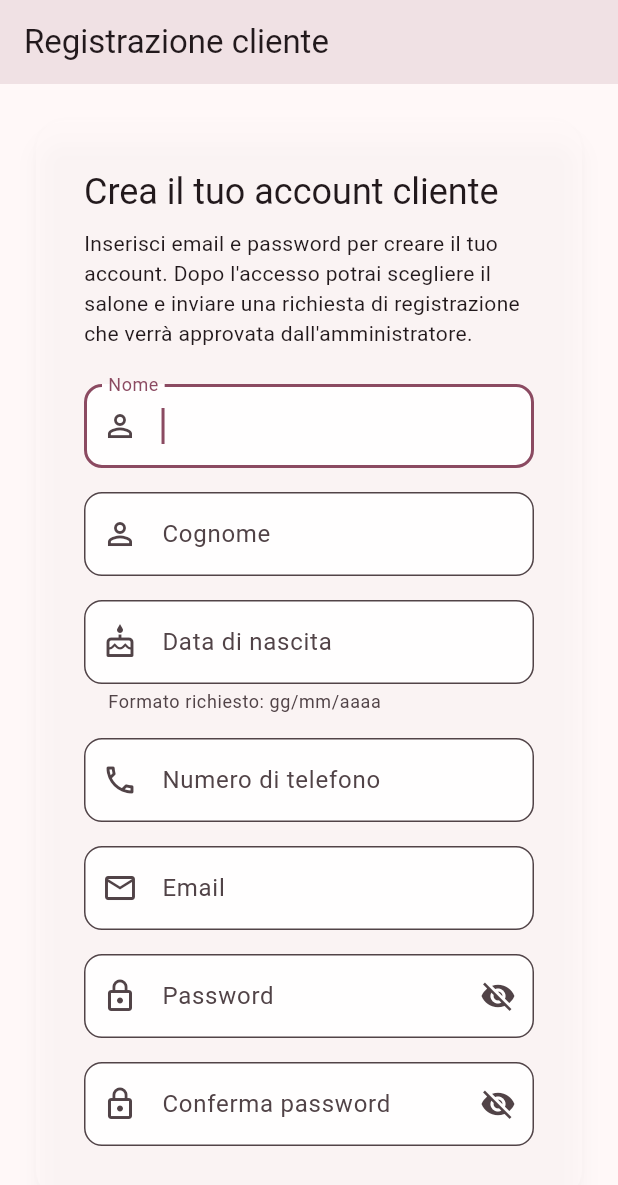
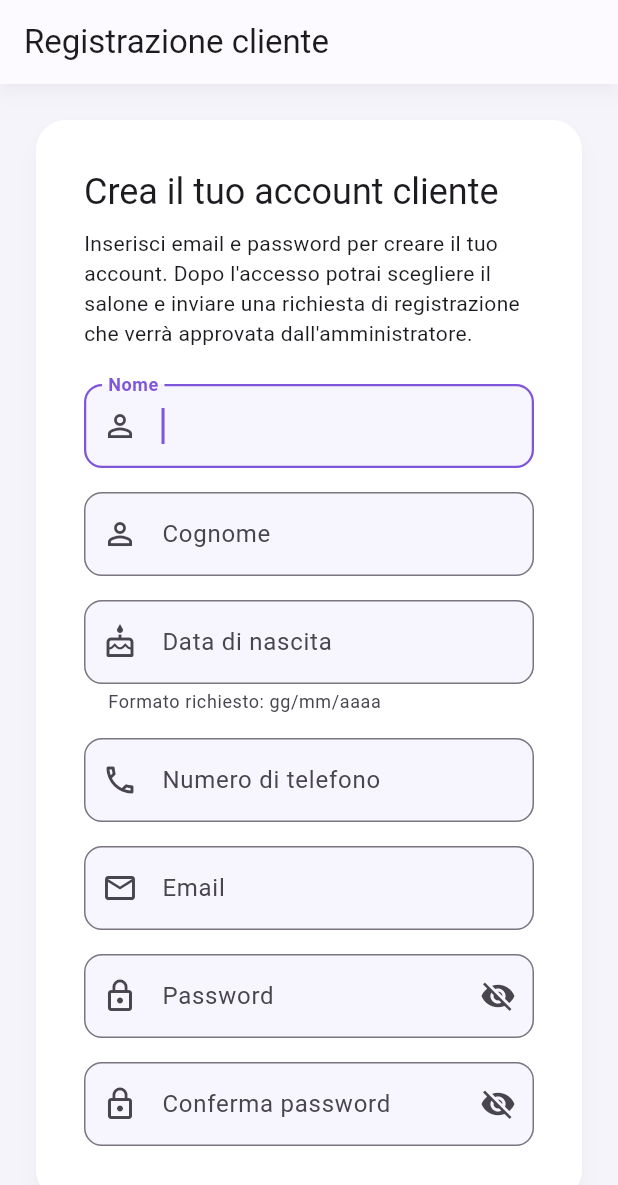
Before and after one commit to CiviEnzo/CIVIAPP, a Flutter app: the screen it shows after launch, after a tap on "Accedi", after a tap on "Registrati come cliente", on a phone screen of 412 x 824 dp. Shown: the top 1185 px of the screen. Run offline on Flutter 3.47's test engine with Material 3 defaults, Android fonts, the light colour scheme and no system bars; our stand-ins replace cloud_firestore, cloud_functions, csv, file_picker, firebase_auth, firebase_core and 9 more; missing offline and left inert: firebase_in_app_messaging, flutter_app_badger, flutter_stripe; accounts and stored records are empty.

Commit message:
Cambio tema OK

```diff
--- a/lib/app/app.dart
+++ b/lib/app/app.dart
@@ -1,9 +1,155 @@
 import 'package:you_book/app/providers.dart';
 import 'package:you_book/domain/entities/user_role.dart';
-import 'package:you_book/services/notifications/notification_service.dart';
 import 'package:flutter/material.dart';
 import 'package:flutter_localizations/flutter_localizations.dart';
 import 'package:flutter_riverpod/flutter_riverpod.dart';
+import 'package:you_book/services/notifications/notification_service.dart';
+
+const ColorScheme _lightAdminColorScheme = ColorScheme(
+  brightness: Brightness.light,
+  primary: Color(0xFF7F56D9),
+  onPrimary: Colors.white,
+  primaryContainer: Color(0xFFE9DDFF),
+  onPrimaryContainer: Color(0xFF23005A),
+  secondary: Color(0xFF2FA58D),
+  onSecondary: Colors.white,
+  secondaryContainer: Color(0xFFC5F4E6),
+  onSecondaryContainer: Color(0xFF062E24),
+  tertiary: Color(0xFFE8873A),
+  onTertiary: Colors.white,
+  tertiaryContainer: Color(0xFFFFE3C6),
+  onTertiaryContainer: Color(0xFF301500),
+  error: Color(0xFFBA1A1A),
+  onError: Colors.white,
+  errorContainer: Color(0xFFFFDAD6),
+  onErrorContainer: Color(0xFF410002),
+  background: Color(0xFFF6F4FB),
+  onBackground: Color(0xFF1D1B20),
+  surface: Color(0xFFFCFAFF),
+  onSurface: Color(0xFF1D1B20),
+  surfaceVariant: Color(0xFFE5E0EC),
+  onSurfaceVariant: Color(0xFF49454F),
+  outline: Color(0xFF7A7580),
+  outlineVariant: Color(0xFFCBC4D0),
+  shadow: Colors.black,
+  scrim: Colors.black,
+  inverseSurface: Color(0xFF312F35),
+  onInverseSurface: Color(0xFFF4EFF5),
+  inversePrimary: Color(0xFFD3C1FF),
+  surfaceTint: Color(0xFF7F56D9),
+);
+
+const ColorScheme _darkAdminColorScheme = ColorScheme(
+  brightness: Brightness.dark,
+  primary: Color(0xFFD3C1FF),
+  onPrimary: Color(0xFF381E72),
+  primaryContainer: Color(0xFF4F3790),
+  onPrimaryContainer: Color(0xFFE9DDFF),
+  secondary: Color(0xFF7FD8C4),
+  onSecondary: Color(0xFF00382C),
+  secondaryContainer: Color(0xFF005143),
+  onSecondaryContainer: Color(0xFFC5F4E6),
+  tertiary: Color(0xFFFFB77C),
+  onTertiary: Color(0xFF4F1F00),
+  tertiaryContainer: Color(0xFF6C3200),
+  onTertiaryContainer: Color(0xFFFFE3C6),
+  error: Color(0xFFFFB4AB),
+  onError: Color(0xFF690005),
+  errorContainer: Color(0xFF93000A),
+  onErrorContainer: Color(0xFFFFDAD6),
+  background: Color(0xFF15131A),
+  onBackground: Color(0xFFE5E1EA),
+  surface: Color(0xFF1A1721),
+  onSurface: Color(0xFFE5E1EA),
+  surfaceVariant: Color(0xFF4A4453),
+  onSurfaceVariant: Color(0xFFCAC4D3),
+  outline: Color(0xFF958F9F),
+  outlineVariant: Color(0xFF4A4453),
+  shadow: Colors.black,
+  scrim: Colors.black,
+  inverseSurface: Color(0xFFE5E1EA),
+  onInverseSurface: Color(0xFF2E2B33),
+  inversePrimary: Color(0xFF7F56D9),
+  surfaceTint: Color(0xFFD3C1FF),
+);
+
+Color _blendColor(Color base, Color overlay, double opacity) {
+  return Color.alphaBlend(overlay.withOpacity(opacity), base);
+}
+
+class _AdminPalette {
+  const _AdminPalette({
+    required this.scheme,
+    required this.background,
+    required this.surface,
+    required this.card,
+    required this.icon,
+    required this.iconMuted,
+    required this.shadow,
+    required this.fieldFill,
+    required this.drawerBackground,
+    required this.menuBackground,
+  });
+
+  final ColorScheme scheme;
+  final Color background;
+  final Color surface;
+  final Color card;
+  final Color icon;
+  final Color iconMuted;
+  final Color shadow;
+  final Color fieldFill;
+  final Color drawerBackground;
+  final Color menuBackground;
+
+  static _AdminPalette resolve(Brightness brightness) {
+    if (brightness == Brightness.light) {
+      const scheme = _lightAdminColorScheme;
+      return _AdminPalette(
+        scheme: scheme,
+        background: scheme.background,
+        surface: scheme.surface,
+        card: Colors.white,
+        icon: scheme.onSurface,
+        iconMuted: scheme.onSurfaceVariant,
+        shadow: Colors.black.withOpacity(0.14),
+        fieldFill: _blendColor(Colors.white, scheme.primary, 0.06),
+        drawerBackground: _blendColor(
+          scheme.background,
+          scheme.secondaryContainer,
+          0.12,
+        ),
+        menuBackground: _blendColor(
+          scheme.surface,
+          scheme.surfaceVariant,
+          0.08,
+        ),
+      );
+    }
+
+    const scheme = _darkAdminColorScheme;
+    return _AdminPalette(
+      scheme: scheme,
+      background: scheme.background,
+      surface: scheme.surface,
+      card: _blendColor(scheme.surface, scheme.onSurface, 0.08),
+      icon: scheme.onSurface,
+      iconMuted: scheme.onSurfaceVariant,
+      shadow: Colors.black.withOpacity(0.46),
+      fieldFill: _blendColor(scheme.surface, scheme.surfaceVariant, 0.18),
+      drawerBackground: _blendColor(
+        scheme.surface,
+        scheme.secondaryContainer,
+        0.16,
+      ),
+      menuBackground: _blendColor(
+        scheme.surface,
+        scheme.surfaceVariant,
+        0.18,
+      ),
+    );
+  }
+}
 
 class CiviApp extends ConsumerWidget {
   const CiviApp({super.key});
@@ -58,68 +204,62 @@ class CiviApp extends ConsumerWidget {
   }
 
   ThemeData _buildTheme(Brightness brightness) {
-    final isLight = brightness == Brightness.light;
-    final colorScheme = ColorScheme.fromSeed(
-      seedColor: isLight ? const Color(0xFFF48FB1) : const Color(0xFFAD1457),
-      brightness: brightness,
-    );
+    final palette = _AdminPalette.resolve(brightness);
+    final colorScheme = palette.scheme;
 
     return ThemeData(
       colorScheme: colorScheme,
       useMaterial3: true,
+      scaffoldBackgroundColor: palette.background,
+      canvasColor: palette.background,
 
       appBarTheme: AppBarTheme(
-        backgroundColor: colorScheme.surface,
-        elevation: 10,
+        backgroundColor: palette.surface,
+        elevation: 4,
+        scrolledUnderElevation: 8,
         foregroundColor: colorScheme.onSurface,
+        surfaceTintColor: Colors.transparent,
+        shadowColor: palette.shadow,
       ),
 
       iconTheme: IconThemeData(
-        color: isLight ? Colors.black87 : Colors.white70,
+        color: palette.icon,
         size: 24,
       ),
 
       cardTheme: CardTheme(
         elevation: 6,
         margin: const EdgeInsets.all(12),
-        color:
-            isLight
-                ? colorScheme.surface.withOpacity(0.6)
-                : colorScheme.surface.withOpacity(0.4),
-        shadowColor: Colors.black.withOpacity(0.2),
+        color: palette.card,
+        shadowColor: palette.shadow,
         surfaceTintColor: Colors.transparent,
         shape: RoundedRectangleBorder(borderRadius: BorderRadius.circular(20)),
       ),
 
       elevatedButtonTheme: ElevatedButtonThemeData(
         style: ElevatedButton.styleFrom(
-          foregroundColor: Colors.white,
-          backgroundColor:
-              isLight ? const Color(0xFFF7ADC9) : const Color(0xFFCB8CA7),
+          foregroundColor: colorScheme.onSecondaryContainer,
+          backgroundColor: colorScheme.secondaryContainer,
           padding: const EdgeInsets.symmetric(horizontal: 20, vertical: 14),
           shape: RoundedRectangleBorder(
             borderRadius: BorderRadius.circular(12),
           ),
-          elevation: 3,
+          elevation: brightness == Brightness.light ? 2 : 0,
           textStyle: const TextStyle(fontWeight: FontWeight.w600),
         ),
       ),
 
       textButtonTheme: TextButtonThemeData(
         style: TextButton.styleFrom(
-          foregroundColor:
-              isLight ? const Color(0xFFE57AA3) : const Color(0xFFF9B7CD),
+          foregroundColor: colorScheme.primary,
           textStyle: const TextStyle(fontWeight: FontWeight.w600),
         ),
       ),
 
       outlinedButtonTheme: OutlinedButtonThemeData(
         style: OutlinedButton.styleFrom(
-          foregroundColor:
-              isLight ? const Color(0xFFE57AA3) : const Color(0xFFF48FB1),
-          side: BorderSide(
-            color: isLight ? const Color(0xFFE57AA3) : const Color(0xFFF48FB1),
-          ),
+          foregroundColor: colorScheme.primary,
+          side: BorderSide(color: colorScheme.primary),
           padding: const EdgeInsets.symmetric(horizontal: 20, vertical: 14),
           shape: RoundedRectangleBorder(
             borderRadius: BorderRadius.circular(12),
@@ -130,9 +270,8 @@ class CiviApp extends ConsumerWidget {
 
       filledButtonTheme: FilledButtonThemeData(
         style: FilledButton.styleFrom(
-          foregroundColor: Colors.white,
-          backgroundColor:
-              isLight ? const Color(0xFFF48FB1) : const Color(0xFFC2185B),
+          foregroundColor: colorScheme.onPrimary,
+          backgroundColor: colorScheme.primary,
           padding: const EdgeInsets.symmetric(horizontal: 20, vertical: 14),
           shape: RoundedRectangleBorder(
             borderRadius: BorderRadius.circular(12),
@@ -142,34 +281,62 @@ class CiviApp extends ConsumerWidget {
       ),
 
       inputDecorationTheme: InputDecorationTheme(
-        border: OutlineInputBorder(borderRadius: BorderRadius.circular(12)),
         filled: true,
-        fillColor: isLight ? Colors.white.withOpacity(0.9) : Colors.white10,
+        fillColor: palette.fieldFill,
+        labelStyle: TextStyle(color: palette.iconMuted),
+        floatingLabelStyle: TextStyle(
+          color: colorScheme.primary,
+          fontWeight: FontWeight.w600,
+        ),
+        border: OutlineInputBorder(
+          borderRadius: BorderRadius.circular(12),
+          borderSide: BorderSide(color: colorScheme.outline),
+        ),
+        enabledBorder: OutlineInputBorder(
+          borderRadius: BorderRadius.circular(12),
+          borderSide: BorderSide(color: colorScheme.outline),
+        ),
+        focusedBorder: OutlineInputBorder(
+          borderRadius: BorderRadius.circular(12),
+          borderSide: BorderSide(color: colorScheme.primary, width: 1.5),
+        ),
       ),
 
       dropdownMenuTheme: DropdownMenuThemeData(
         inputDecorationTheme: InputDecorationTheme(
-          border: OutlineInputBorder(borderRadius: BorderRadius.circular(12)),
+          border: OutlineInputBorder(
+            borderRadius: BorderRadius.circular(12),
+            borderSide: BorderSide(color: colorScheme.outline),
+          ),
+          enabledBorder: OutlineInputBorder(
+            borderRadius: BorderRadius.circular(12),
+            borderSide: BorderSide(color: colorScheme.outline),
+          ),
+          focusedBorder: OutlineInputBorder(
+            borderRadius: BorderRadius.circular(12),
+            borderSide: BorderSide(color: colorScheme.primary, width: 1.5),
+          ),
           filled: true,
-          fillColor: isLight ? Colors.white.withOpacity(0.9) : Colors.white10,
+          fillColor: palette.fieldFill,
         ),
         menuStyle: MenuStyle(
-          backgroundColor: MaterialStateProperty.all(
-            isLight ? Colors.white : const Color(0xFF2D2D2D),
-          ),
+          backgroundColor: MaterialStateProperty.all(palette.menuBackground),
+          shadowColor: MaterialStateProperty.all(palette.shadow),
+          surfaceTintColor: MaterialStateProperty.all(Colors.transparent),
         ),
       ),
 
       drawerTheme: DrawerThemeData(
-        backgroundColor:
-            isLight ? const Color(0xFFFDFDFD) : const Color(0xFF1F1F1F),
-        elevation: 100,
+        backgroundColor: palette.drawerBackground,
+        surfaceTintColor: Colors.transparent,
+        elevation: 16,
         shape: const RoundedRectangleBorder(
           borderRadius: BorderRadius.only(
             topRight: Radius.circular(16),
             bottomRight: Radius.circular(16),
           ),
         ),
+        scrimColor: colorScheme.scrim.withOpacity(0.55),
       ),
     );
   }
```
